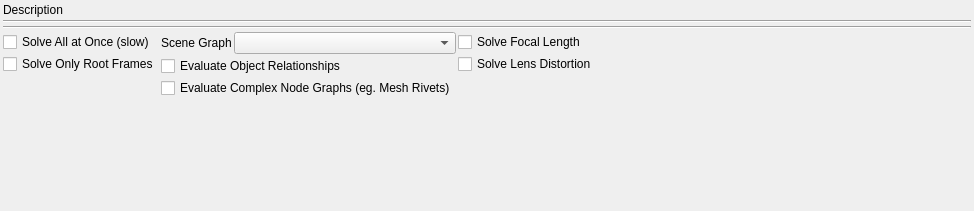
Qt form python/mmSolver/tools/solver/widget/solver_standard_widget.ui (david-cattermole/mayaMatchMoveSolver) before a commit.
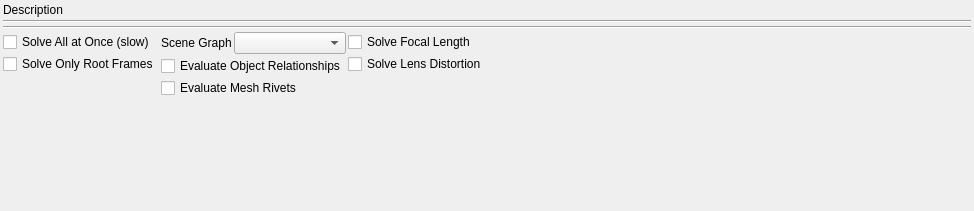
The same form after that commit.

Commit message:
Rename "Evaluate Complex Node Graphs" to "Evalulate Mesh Rivets"
The old name is more accurate to what it does, but the new name is
shorter and easier to understand for users.

```diff
--- a/python/mmSolver/tools/solver/widget/solver_standard_widget.ui
+++ b/python/mmSolver/tools/solver/widget/solver_standard_widget.ui
@@ -148,7 +148,7 @@
        <item>
         <widget class="QCheckBox" name="evalComplexGraphs_checkBox">
          <property name="text">
-          <string>Evaluate Complex Node Graphs (eg. Mesh Rivets)</string>
+          <string>Evaluate Mesh Rivets</string>
          </property>
         </widget>
        </item>
```
The commit also changes 1 other file.
